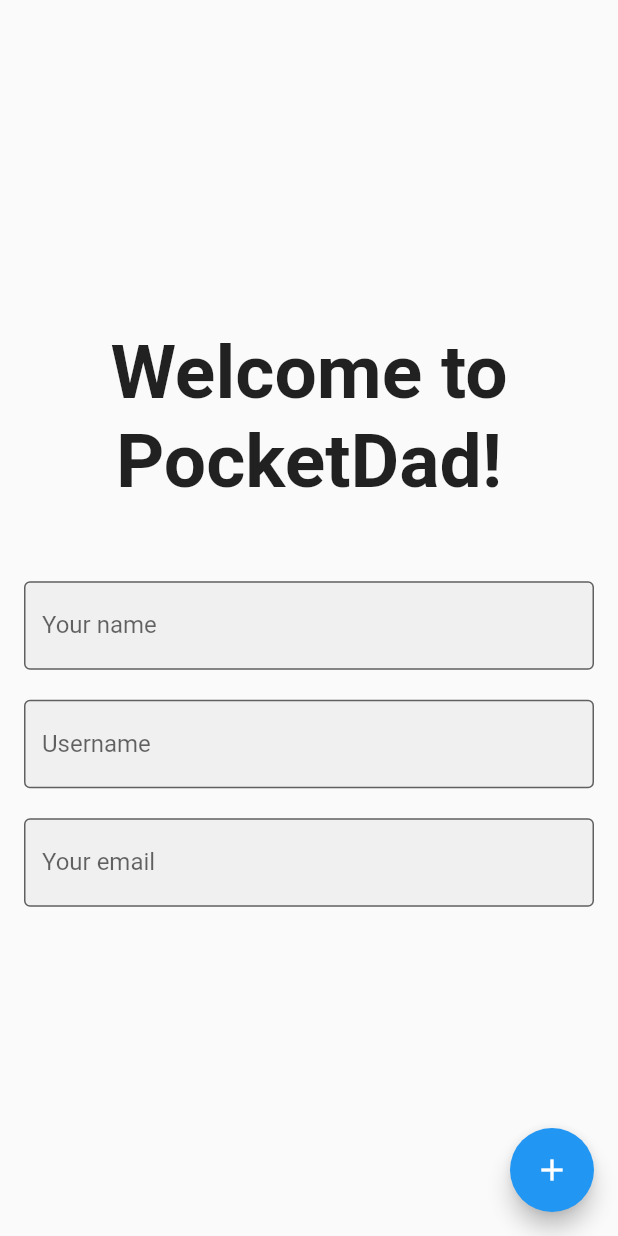
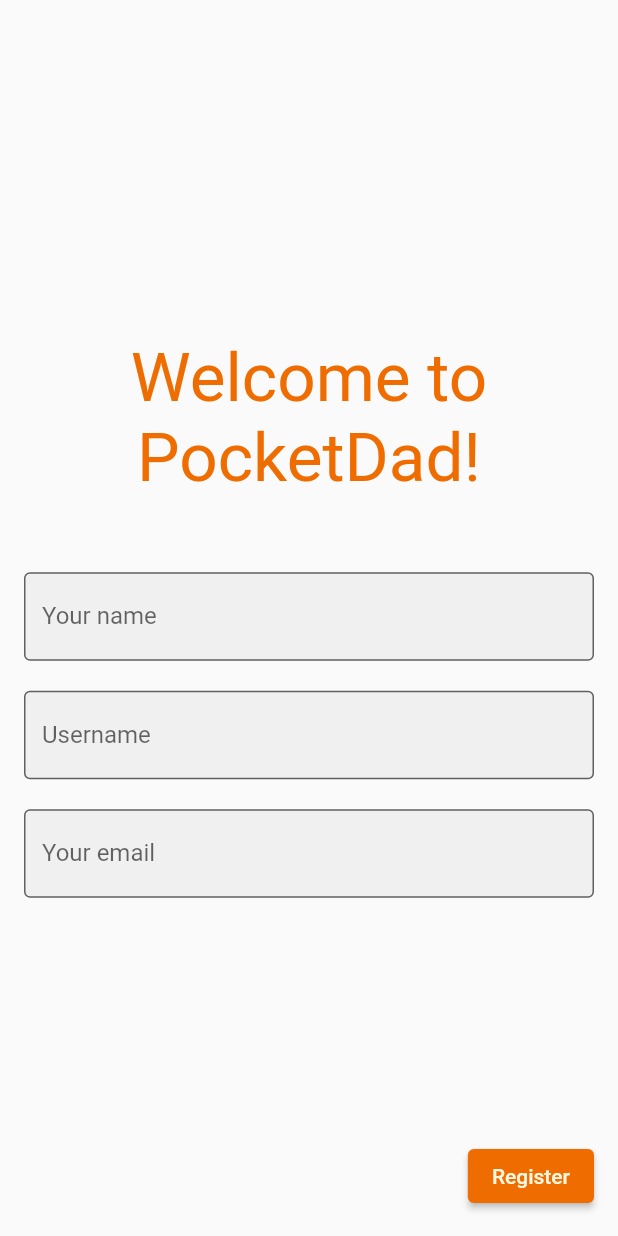
Before and after one commit to PocketDad/pocketdad, a Flutter app: the OnboardingForm screen opened directly, on a phone screen of 412 x 824 dp. Run offline on Flutter 3.47's test engine with Material 2 defaults, Android fonts, the phone set to English and light mode, and no system bars; our stand-ins replace flutter_form_builder, flutter_riverpod, form_builder_validators, riverpod_annotation; generated files the repository leaves out were written again.

Commit message:
color theme

```diff
--- a/lib/src/views/home/home_view.dart
+++ b/lib/src/views/home/home_view.dart
@@ -11,7 +11,7 @@ class HomeView extends StatefulWidget {
     super.key,
   });
 
-  static const routeName = '/';
+  static const routeName = '/home';
 
   // This data structure will eventually become stateful and thus will
   // need to be moved into the state widget.
--- a/lib/src/views/home/pages/onboarding.dart
+++ b/lib/src/views/home/pages/onboarding.dart
@@ -2,6 +2,8 @@ import 'package:flutter/material.dart';
 import 'package:pocketdad/src/data_models/user_db.dart';
 
 class OnboardingForm extends StatelessWidget {
+
+  static const routeName = '/';
 
   final nameController = TextEditingController();
   final emailController = TextEditingController();
@@ -18,22 +20,24 @@ class OnboardingForm extends StatelessWidget {
             child: Column(
               mainAxisAlignment: MainAxisAlignment.center,
               children: [
-                const Text(
+                Text(
                   "Welcome to PocketDad!",
-                  style: TextStyle(fontWeight: FontWeight.bold, fontSize: 50),
+                  style: Theme.of(context).textTheme.displaySmall?.copyWith(
+                    color: Theme.of(context).colorScheme.primary
+                  ),
                   textAlign: TextAlign.center,
                 ),
                 const SizedBox(height: 50),
                 TextField(
                   controller: nameController,
-                  decoration: const InputDecoration(
+                  decoration: InputDecoration(
                     filled: true,
                     labelText: 'Your name',
                     border: OutlineInputBorder(),
                     focusedBorder: OutlineInputBorder(
                       borderSide: BorderSide(
                         width: 2.0,
-                        color: Colors.orangeAccent,
+                        color: Theme.of(context).colorScheme.secondary,
                       ),
                     ),
                   ),
@@ -41,14 +45,14 @@ class OnboardingForm extends StatelessWidget {
                 const SizedBox(height: 20,),
                 TextField(
                   controller: usernameController,
-                  decoration: const InputDecoration(
+                  decoration: InputDecoration(
                     filled: true,
                     labelText: 'Username',
                     border: OutlineInputBorder(),
                     focusedBorder: OutlineInputBorder(
                       borderSide: BorderSide(
                         width: 2.0,
-                        color: Colors.orangeAccent,
+                        color: Theme.of(context).colorScheme.secondary,
                       ),
                     ),
                   ),
@@ -56,14 +60,14 @@ class OnboardingForm extends StatelessWidget {
                 const SizedBox(height: 20,),
                 TextField(
                   controller: emailController,
-                  decoration: const InputDecoration(
+                  decoration: InputDecoration(
                     filled: true,
                     labelText: 'Your email',
                     border: OutlineInputBorder(),
                     focusedBorder: OutlineInputBorder(
                       borderSide: BorderSide(
                         width: 2.0,
-                        color: Colors.orangeAccent,
+                        color: Theme.of(context).colorScheme.secondary,
                       ),
                     ),
                   ),
@@ -72,7 +76,7 @@ class OnboardingForm extends StatelessWidget {
             ),
           ),
         ),
-      floatingActionButton: FloatingActionButton(
+      floatingActionButton: ElevatedButton(
         // When the user presses the button, show an alert dialog containing
         // the text that the user has entered into the text field.
         onPressed: () {
@@ -83,8 +87,9 @@ class OnboardingForm extends StatelessWidget {
             username: usernameController.text,
           );
         },
-        tooltip: "I'm ready!",
-        child: const Icon(Icons.add),
+        child: const Text(
+          "Register"
+        ),
       ),
     );
   }
```
Also changed, not shown: lib/app.dart (+6 -3 lines), lib/src/theme.dart (added, +22 -0 lines).
